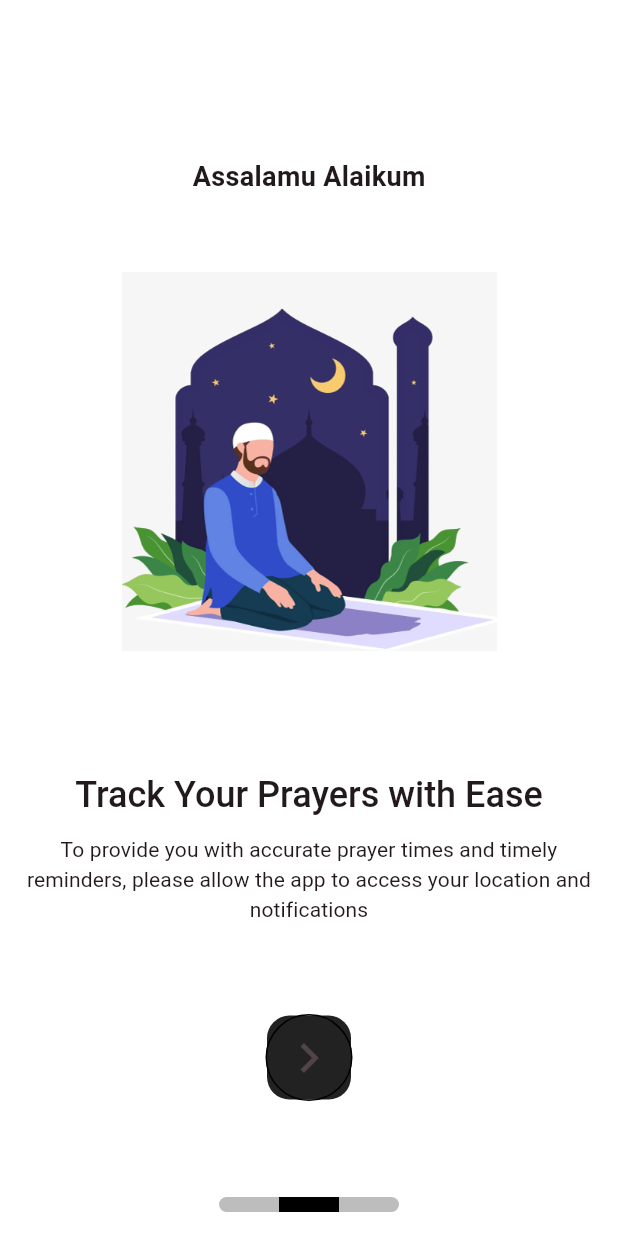
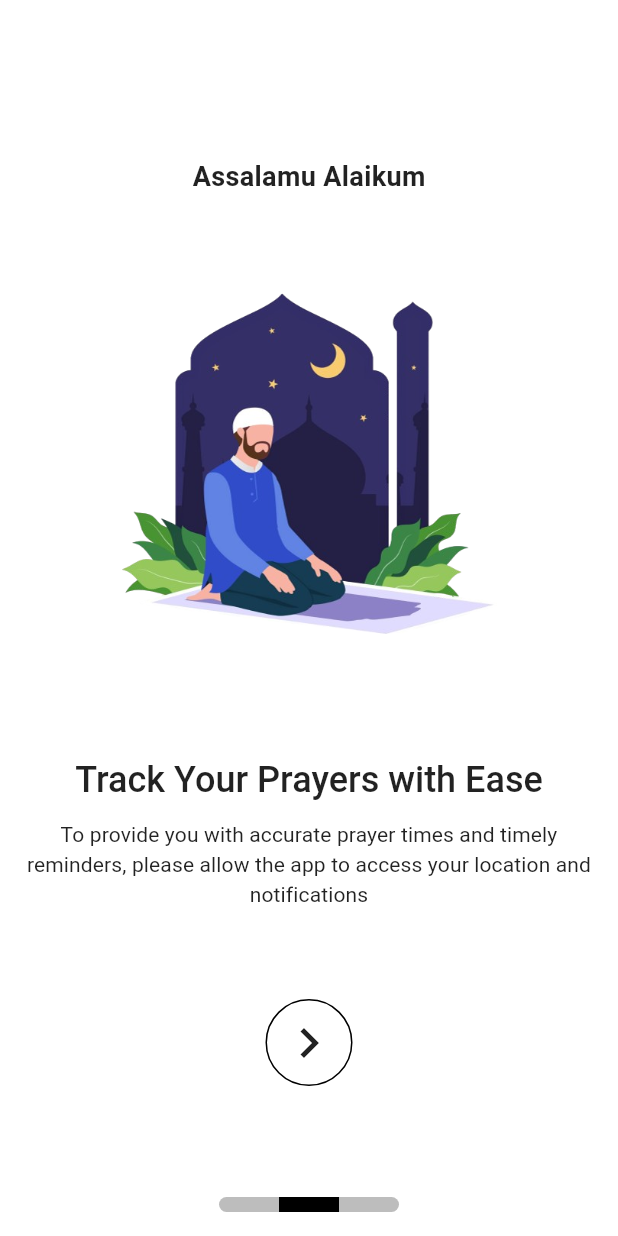
Before and after one commit to biplobsd/salahtrackerapp, a Flutter app: the IntroScreen screen opened by its route, swiped to page 2, on a phone screen of 412 x 824 dp. Run offline on Flutter 3.47's test engine with Material 3 defaults, Android fonts, the light colour scheme and no system bars; drawn by our look-alikes of introduction_screen; our stand-ins replace dio, either_dart, equatable, firebase_auth, firebase_core, flutter_riverpod and 3 more; missing offline and left inert: responsive_navigation_bar; accounts and stored records are empty; generated files the repository leaves out were written again; statements that could not run were skipped.

Commit message:
Remove unused codes

```diff
--- a/lib/features/authentication/presentation/providers/auth_provider.dart
+++ b/lib/features/authentication/presentation/providers/auth_provider.dart
@@ -37,8 +37,7 @@ class AuthNotifier extends StateNotifier<AuthState> {
   Future<void> signOut() async {
     try {
       await _signOutUseCase();
-      state = const AuthState
-          .initial(); // Update state to initial or handle as needed
+      state = const AuthState.initial();
     } catch (e) {
       state = AuthState.error("Sign out failed: ${e.toString()}");
     }
--- a/lib/features/authentication/presentation/providers/auth_view_model_provider.dart
+++ b/lib/features/authentication/presentation/providers/auth_view_model_provider.dart
@@ -35,7 +35,6 @@ class AuthViewModelProvider extends ChangeNotifier {
     try {
       await _auth.signInWithEmailAndPassword(email: email, password: password);
     } catch (e) {
-      // TODO: Later task
       loading = false;
       return Future.error(e);
     }
@@ -48,7 +47,6 @@ class AuthViewModelProvider extends ChangeNotifier {
       await _auth.createUserWithEmailAndPassword(
           email: email, password: password);
     } catch (e) {
-      // TODO: Later task
       loading = false;
       return Future.error(e);
     }
--- a/lib/features/authentication/presentation/screens/login_screen.dart
+++ b/lib/features/authentication/presentation/screens/login_screen.dart
@@ -2,8 +2,8 @@ import 'package:flutter/material.dart';
 import 'package:flutter_riverpod/flutter_riverpod.dart';
 import 'package:go_router/go_router.dart';
 import 'package:salahtrackerapp/features/authentication/presentation/providers/auth_provider.dart';
-import 'package:salahtrackerapp/features/authentication/presentation/providers/auth_user_provider.dart';
 import 'package:salahtrackerapp/features/authentication/presentation/widgets/login_form.dart';
+import 'package:salahtrackerapp/features/into/presentation/screens/intro_screen.dart';
 
 class LoginScreen extends ConsumerWidget {
   static const path = '/login';
@@ -20,9 +20,8 @@ class LoginScreen extends ConsumerWidget {
           initial: () => const LoginForm(),
           loading: () => const Center(child: CircularProgressIndicator()),
           authenticated: (user) {
-            ref.read(authUserProvider.notifier).addUser(user);
             Future.microtask(() {
-              context.go('/');
+              context.go(IntroScreen.path);
             });
             return Center(child: Text('Welcome, ${user.email}!'));
           },
--- a/lib/features/authentication/presentation/screens/registration_screen.dart
+++ b/lib/features/authentication/presentation/screens/registration_screen.dart
@@ -2,8 +2,8 @@ import 'package:flutter/material.dart';
 import 'package:flutter_riverpod/flutter_riverpod.dart';
 import 'package:go_router/go_router.dart';
 import 'package:salahtrackerapp/features/authentication/presentation/providers/auth_provider.dart';
-import 'package:salahtrackerapp/features/authentication/presentation/providers/auth_user_provider.dart';
 import 'package:salahtrackerapp/features/authentication/presentation/widgets/register_form.dart';
+import 'package:salahtrackerapp/features/into/presentation/screens/intro_screen.dart';
 
 class RegistrationScreen extends ConsumerWidget {
   static const path = '/registration';
@@ -20,9 +20,8 @@ class RegistrationScreen extends ConsumerWidget {
           initial: () => const RegisterForm(),
           loading: () => const Center(child: CircularProgressIndicator()),
           authenticated: (user) {
-            ref.read(authUserProvider.notifier).addUser(user);
             Future.microtask(() {
-              context.go('/');
+              context.go(IntroScreen.path);
             });
             return Center(child: Text('Welcome, ${user.email}!'));
           },
--- a/lib/features/home/presentation/screens/home_screen.dart
+++ b/lib/features/home/presentation/screens/home_screen.dart
@@ -47,7 +47,7 @@ class _HomeScreenState extends ConsumerState<HomeScreen> {
               child: const Text('Login')),
           loading: () => const Center(child: CircularProgressIndicator()),
           authenticated: (user) {
-            return Center(child: Text('Welcome, ${user.name}'));
+            return Center(child: Text(user.name));
           },
           error: (message) => Center(child: Text(message)),
         ),
--- a/lib/features/into/presentation/screens/intro_screen.dart
+++ b/lib/features/into/presentation/screens/intro_screen.dart
@@ -1,5 +1,7 @@
 import 'package:flutter/material.dart';
+import 'package:go_router/go_router.dart';
 import 'package:introduction_screen/introduction_screen.dart';
+import 'package:salahtrackerapp/features/home/presentation/screens/home_screen.dart';
 import '../widgets/intro_screen_one.dart';
 import '../widgets/intro_screen_three.dart';
 import '../widgets/intro_screen_two.dart';
@@ -44,7 +46,7 @@ class _IntroScreenDemoState extends State<IntroScreen> {
           _introKey.currentState?.next();
         }),
         introScreenThree(context, () {
-          _introKey.currentState?.previous();
+          context.go(HomeScreen.path);
         }),
       ],
       showNextButton: false,
--- a/lib/features/into/presentation/widgets/intro_screen_one.dart
+++ b/lib/features/into/presentation/widgets/intro_screen_one.dart
@@ -40,6 +40,8 @@ PageViewModel introScreenOne(BuildContext context, void Function()? onPressed) {
             shape: BoxShape.circle,
           ),
           child: IconButton(
+            style: ButtonStyle(
+                backgroundColor: WidgetStateProperty.all(Colors.transparent)),
             icon: const Icon(
               Icons.keyboard_arrow_right,
               size: 40,
--- a/lib/features/into/presentation/widgets/intro_screen_three.dart
+++ b/lib/features/into/presentation/widgets/intro_screen_three.dart
@@ -44,7 +44,7 @@ PageViewModel introScreenThree(
         SizedBox(
           width: double.infinity,
           child: ElevatedButton(
-            onPressed: () {},
+            onPressed: onPressed,
             child: const Text(
               "Get Started",
               style: TextStyle(color: Colors.white),
--- a/lib/features/into/presentation/widgets/intro_screen_two.dart
+++ b/lib/features/into/presentation/widgets/intro_screen_two.dart
@@ -1,6 +1,8 @@
 import 'package:flutter/material.dart';
+import 'package:flutter_riverpod/flutter_riverpod.dart';
 import 'package:introduction_screen/introduction_screen.dart';
 import 'package:salahtrackerapp/core/assets.dart';
+import 'package:salahtrackerapp/features/authentication/presentation/providers/auth_provider.dart';
 
 PageViewModel introScreenTwo(BuildContext context, void Function()? onPressed) {
   return PageViewModel(
@@ -17,7 +19,23 @@ PageViewModel introScreenTwo(BuildContext context, void Function()? onPressed) {
           style: TextStyle(fontSize: 18, fontWeight: FontWeight.bold),
         ),
         const SizedBox(
-          height: 50,
+          height: 10,
+        ),
+        Consumer(
+          builder: (context, ref, child) {
+            final authState = ref.watch(authProvider);
+            return authState.when(
+                initial: () => const SizedBox(),
+                loading: () => const SizedBox(),
+                authenticated: (user) => Text(
+                      user.name,
+                      style: Theme.of(context).textTheme.titleMedium,
+                    ),
+                error: (_) => const SizedBox());
+          },
+        ),
+        const SizedBox(
+          height: 30,
         ),
         Image.asset(
           Assets.prayWhite,
@@ -56,6 +74,8 @@ PageViewModel introScreenTwo(BuildContext context, void Function()? onPressed) {
             shape: BoxShape.circle,
           ),
           child: IconButton(
+            style: ButtonStyle(
+                backgroundColor: WidgetStateProperty.all(Colors.transparent)),
             icon: const Icon(
               Icons.keyboard_arrow_right,
               size: 40,
--- a/lib/features/splash/presentation/screens/splash_screen.dart
+++ b/lib/features/splash/presentation/screens/splash_screen.dart
@@ -1,6 +1,6 @@
 import 'package:flutter/material.dart';
 import 'package:go_router/go_router.dart';
-import 'package:salahtrackerapp/features/home/presentation/screens/home_screen.dart';
+import 'package:salahtrackerapp/features/authentication/presentation/screens/login_screen.dart';
 import 'package:salahtrackerapp/features/splash/presentation/widgets/logo.dart';
 
 class SplashScreen extends StatefulWidget {
@@ -17,7 +17,7 @@ class _SplashScreenState extends State<SplashScreen> {
   void initState() {
     super.initState();
     Future.delayed(const Duration(seconds: 2)).whenComplete(() {
-      context.go(HomeScreen.path);
+      context.go(LoginScreen.path);
     });
   }
 
```
Also changed, not shown: lib/features/authentication/presentation/providers/auth_user_provider.dart (deleted, +0 -18 lines), lib/features/authentication/presentation/widgets/login_form.dart (+0 -8 lines), lib/features/authentication/presentation/widgets/register_form.dart (+0 -16 lines), lib/main.dart (+8 -8 lines), assets/images/pray_white.png, assets/images/spiritual_white.png, lib/features/authentication/presentation/providers/auth_user_provider.g.dart (deleted).
